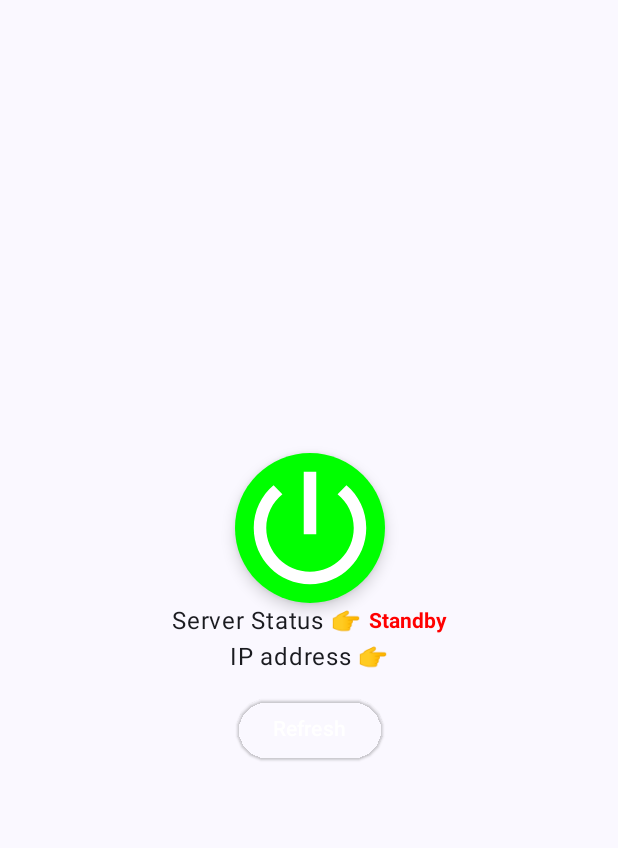
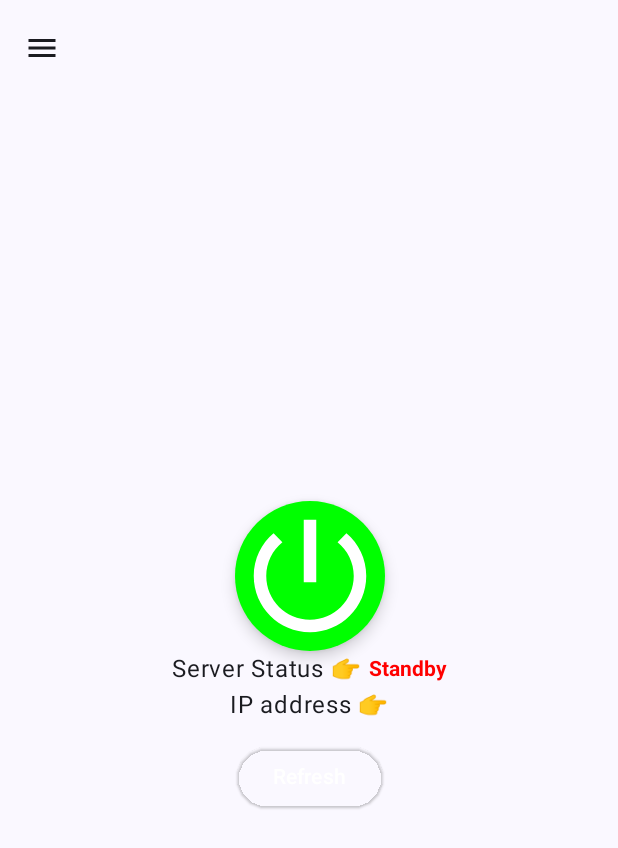
Before and after one commit to Kate941-su/EasyTransferAndroid, an Android app built with Jetpack Compose: the main screen opened through its navigation route, on a phone screen of 412 x 824 dp. Shown: the top 848 px of the screen. Run offline under Robolectric (Android 15) with nearby library versions, the phone set to English and light mode, and no system bars; our stand-ins replace Timber; libraries missing offline, so code that uses them is left out: kotlinx.css, kotlinx.css.label.

Commit message:
add: make Webview page

```diff
--- a/app/src/main/java/com/kaitokitaya/easytransfer/MainActivity.kt
+++ b/app/src/main/java/com/kaitokitaya/easytransfer/MainActivity.kt
@@ -13,6 +13,7 @@ import androidx.core.content.ContextCompat
 import androidx.navigation.compose.NavHost
 import androidx.navigation.compose.composable
 import androidx.navigation.compose.rememberNavController
+import com.kaitokitaya.easytransfer.howToUseScreen.HowToUseScreen
 import com.kaitokitaya.easytransfer.httpServer.ConnectiveManagerWrapper
 import com.kaitokitaya.easytransfer.httpServer.HttpClient
 import com.kaitokitaya.easytransfer.httpServer.HttpServer
@@ -85,20 +86,20 @@ class MainActivity : ComponentActivity() {
             )
             EasyTransferTheme {
                 // TODO: In product version, I have to change from Main to Splash
-                NavHost(navController = navController, startDestination = AppRouter.Main.PATH) {
-                    composable(AppRouter.Splash.PATH) {
+                NavHost(navController = navController, startDestination = AppRouter.HowToUseRouter.path) {
+                    composable(AppRouter.Splash.path) {
                         MainScreen(
                             viewModel = mainScreenViewModel
                         )
                     }
-                    composable(AppRouter.Main.PATH) {
+                    composable(AppRouter.Main.path) {
                         MainScreen(
                             viewModel = mainScreenViewModel
                         )
                     }
-                    composable(AppRouter.ServerDetail.PATH) {
-                        MainScreen(
-                            viewModel = mainScreenViewModel
+                    composable(AppRouter.HowToUseRouter.path) {
+                        HowToUseScreen(
+                            url = "https://kaito-kitaya.gitbook.io/worldinfo_terms_of_use"
                         )
                     }
                 }
--- a/app/src/main/java/com/kaitokitaya/easytransfer/mainScreen/MainScreen.kt
+++ b/app/src/main/java/com/kaitokitaya/easytransfer/mainScreen/MainScreen.kt
@@ -11,30 +11,51 @@ import androidx.compose.foundation.layout.fillMaxSize
 import androidx.compose.foundation.layout.fillMaxWidth
 import androidx.compose.foundation.layout.padding
 import androidx.compose.foundation.layout.size
+import androidx.compose.foundation.layout.width
 import androidx.compose.foundation.shape.CircleShape
+import androidx.compose.material.icons.Icons
+import androidx.compose.material.icons.filled.Info
+import androidx.compose.material.icons.filled.Menu
 import androidx.compose.material3.ButtonDefaults
+import androidx.compose.material3.DrawerState
+import androidx.compose.material3.DrawerValue
 import androidx.compose.material3.ElevatedButton
+import androidx.compose.material3.ExperimentalMaterial3Api
 import androidx.compose.material3.FloatingActionButton
 import androidx.compose.material3.Icon
+import androidx.compose.material3.IconButton
+import androidx.compose.material3.ModalDrawerSheet
+import androidx.compose.material3.ModalNavigationDrawer
+import androidx.compose.material3.NavigationDrawerItem
 import androidx.compose.material3.Scaffold
 import androidx.compose.material3.Text
+import androidx.compose.material3.TopAppBar
+import androidx.compose.material3.rememberDrawerState
 import androidx.compose.runtime.Composable
+import androidx.compose.runtime.DoubleState
 import androidx.compose.runtime.LaunchedEffect
 import androidx.compose.runtime.collectAsState
 import androidx.compose.runtime.getValue
+import androidx.compose.runtime.rememberCoroutineScope
 import androidx.compose.ui.Alignment
 import androidx.compose.ui.Modifier
 import androidx.compose.ui.graphics.Color
 import androidx.compose.ui.graphics.vector.ImageVector
+import androidx.compose.ui.platform.LocalConfiguration
 import androidx.compose.ui.res.vectorResource
 import androidx.compose.ui.text.TextStyle
 import androidx.compose.ui.text.font.FontWeight
 import androidx.compose.ui.tooling.preview.Preview
 import androidx.compose.ui.unit.dp
+import androidx.compose.ui.unit.sp
 import com.kaitokitaya.easytransfer.R
 import com.kaitokitaya.easytransfer.httpServer.HttpServer
 import com.kaitokitaya.easytransfer.mainScreen.model.ServerStatus
 import com.kaitokitaya.easytransfer.originalType.VoidCallback
+import kotlinx.coroutines.CoroutineScope
+import kotlinx.coroutines.coroutineScope
+import kotlinx.coroutines.launch
+import kotlinx.css.label
 import timber.log.Timber
 
 @Composable
@@ -52,6 +73,9 @@ fun MainScreen(viewModel: MainScreenViewModel) {
         else Color(0x00FF7043)
     }
 
+    val drawerState = rememberDrawerState(initialValue = DrawerValue.Closed)
+    val scope = rememberCoroutineScope()
+
     LaunchedEffect(Unit) {
         viewModel.startStorageAccessPermissionRequest()
         val dir = viewModel.getDirectoryItem()
@@ -62,6 +86,8 @@ fun MainScreen(viewModel: MainScreenViewModel) {
         ipAddress = ipAddress.value,
         serverStatus = serverStatus.value,
         animatedColor = animatedColor,
+        drawerState = drawerState,
+        scope = scope,
         onTapRefresh = {
             viewModel.onRefresh()
         },
@@ -77,15 +103,49 @@ fun MainScreen(viewModel: MainScreenViewModel) {
     )
 }
 
+@OptIn(ExperimentalMaterial3Api::class)
 @Composable
 fun MainPage(
     ipAddress: String?,
     serverStatus: ServerStatus,
     animatedColor: Color,
+    drawerState: DrawerState,
+    scope: CoroutineScope,
     onTapRefresh: VoidCallback,
     onTapPowerButton: VoidCallback,
 ) {
-    Scaffold { innerPadding ->
+    val modalWindowWidth = LocalConfiguration.current.screenWidthDp * 2 / 3
+    ModalNavigationDrawer(drawerContent = {
+        ModalDrawerSheet(
+            modifier = Modifier.width(modalWindowWidth.dp)
+        ) {
+            Text(
+                text = "Menu",
+                style = TextStyle(fontWeight = FontWeight.Bold, fontSize = 24.sp),
+                modifier = Modifier.padding(12.dp)
+            )
+            NavigationDrawerItem(label = { Text(text = "Main") }, selected = false, onClick = { })
+            NavigationDrawerItem(label = { Text(text = "How To Use") }, selected = false, onClick = { })
+//            NavigationDrawerItem(label = { Text(text = "Terms of Use") }, selected = false, onClick = { })
+//            NavigationDrawerItem(label = { Text(text = "Privacy Policy") }, selected = false, onClick = { })
+        }
+    }, drawerState = drawerState) {
+        Scaffold(
+            topBar = {
+                TopAppBar(
+                    title = {},
+                    navigationIcon = {
+                        IconButton(onClick = {
+                            scope.launch {
+                                if (drawerState.isOpen) drawerState.close() else drawerState.open()
+                            }
+                        }) {
+                            Icon(imageVector = Icons.Default.Menu, contentDescription = "Menu")
+                        }
+                    }
+                )
+            }
+        ) { innerPadding ->
             Column(modifier = Modifier.fillMaxSize()) {
                 Box(
                     modifier = Modifier
@@ -148,14 +208,18 @@ fun MainPage(
             }
         }
     }
+}
 
 @Preview(showSystemUi = true)
 @Composable
 fun MainScreenPreview() {
+    val scope: CoroutineScope = rememberCoroutineScope()
     MainPage(
         ipAddress = "192.168.1.22:",
         serverStatus = ServerStatus.Standby,
         animatedColor = Color(0xFFFF7043),
+        drawerState = DrawerState(initialValue = DrawerValue.Open),
+        scope = scope,
         onTapRefresh = {},
         onTapPowerButton = {}
     )
```
Also changed, not shown: app/src/main/java/com/kaitokitaya/easytransfer/howToUseScreen/HowToUseScreen.kt (added, +30 -0 lines), app/src/main/java/com/kaitokitaya/easytransfer/router/AppRouter.kt (+12 -12 lines). Lines whose indentation alone changed are shown as unchanged.
